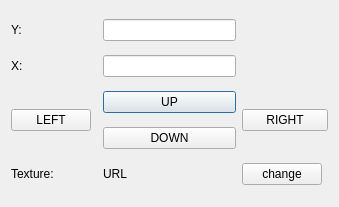
Qt form playerpopup.ui (MarcoTz/CombatMap) before a commit.
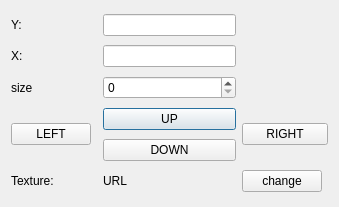
The same form after that commit.

The edit to the form file:
```diff
--- a/playerpopup.ui
+++ b/playerpopup.ui
@@ -20,21 +20,21 @@
    <string>Dialog</string>
   </property>
   <layout class="QGridLayout" name="gridLayout">
-   <item row="6" column="2">
+   <item row="5" column="2">
     <widget class="QPushButton" name="UPButton">
      <property name="text">
       <string>UP</string>
      </property>
     </widget>
    </item>
-   <item row="7" column="2">
+   <item row="6" column="2">
     <widget class="QPushButton" name="DOWNButton">
      <property name="text">
       <string>DOWN</string>
      </property>
     </widget>
    </item>
-   <item row="6" column="0" rowspan="2">
+   <item row="5" column="0" rowspan="2">
     <widget class="QPushButton" name="LEFTButton">
      <property name="text">
       <string>LEFT</string>
@@ -61,34 +61,44 @@
      </property>
     </widget>
    </item>
-   <item row="6" column="4" rowspan="2" colspan="2">
+   <item row="5" column="4" rowspan="2" colspan="2">
     <widget class="QPushButton" name="RIGHTButton">
      <property name="text">
       <string>RIGHT</string>
      </property>
     </widget>
    </item>
-   <item row="8" column="0">
+   <item row="7" column="0">
     <widget class="QLabel" name="textureLabel">
      <property name="text">
       <string>Texture:</string>
      </property>
     </widget>
    </item>
-   <item row="8" column="2">
+   <item row="7" column="2">
     <widget class="QLabel" name="texturePathLabel">
      <property name="text">
       <string>URL</string>
      </property>
     </widget>
    </item>
-   <item row="8" column="4">
+   <item row="7" column="4">
     <widget class="QPushButton" name="textureButton">
      <property name="text">
       <string>change</string>
      </property>
     </widget>
    </item>
+   <item row="4" column="2">
+    <widget class="QSpinBox" name="sizeBox"/>
+   </item>
+   <item row="4" column="0">
+    <widget class="QLabel" name="sizeLabel">
+     <property name="text">
+      <string>size</string>
+     </property>
+    </widget>
+   </item>
   </layout>
  </widget>
  <resources/>
```
